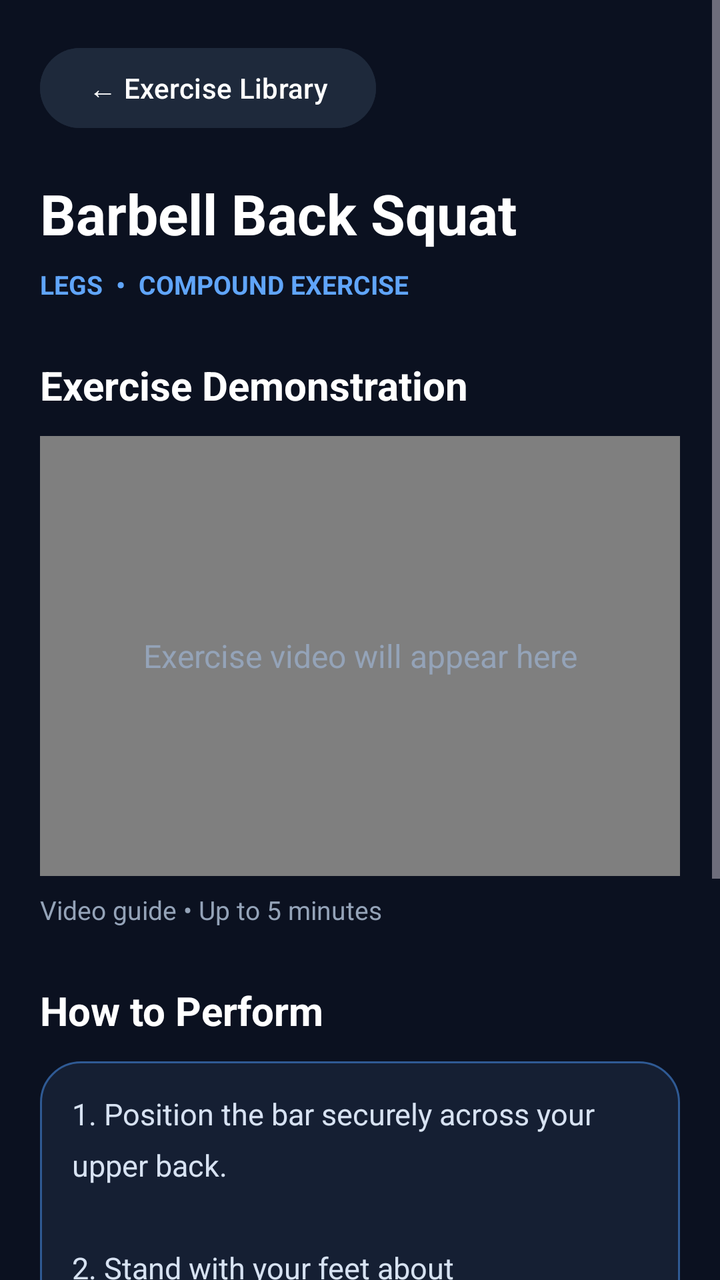
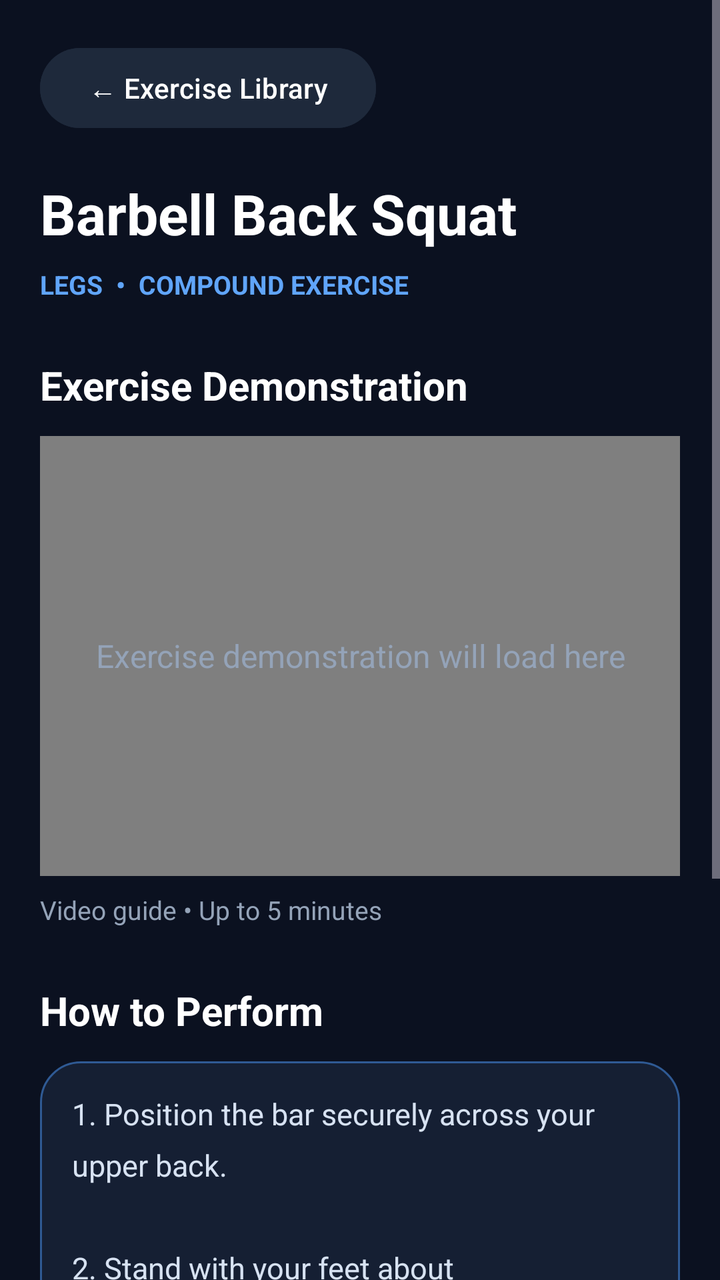

Compare the two renders of this Android layout. The source of the first and the diff that turns it into the second are given below.
<!-- AndroidManifest.xml: application theme Theme.GymTrackerPro -->
<!-- res/layout/activity_exercise_detail.xml -->
<?xml version="1.0" encoding="utf-8"?>
<ScrollView xmlns:android="http://schemas.android.com/apk/res/android"
    android:layout_width="match_parent"
    android:layout_height="match_parent"
    android:background="#0B1120"
    android:fillViewport="true">

    <LinearLayout
        android:layout_width="match_parent"
        android:layout_height="wrap_content"
        android:orientation="vertical"
        android:padding="20dp">

        <Button
            android:id="@+id/buttonBackExercises"
            android:layout_width="wrap_content"
            android:layout_height="wrap_content"
            android:backgroundTint="#1E293B"
            android:text="← Exercise Library"
            android:textColor="#FFFFFF" />

        <TextView
            android:id="@+id/textExerciseTitle"
            android:layout_width="match_parent"
            android:layout_height="wrap_content"
            android:layout_marginTop="20dp"
            android:text="Barbell Back Squat"
            android:textColor="#FFFFFF"
            android:textSize="28sp"
            android:textStyle="bold" />

        <TextView
            android:id="@+id/textExerciseCategory"
            android:layout_width="match_parent"
            android:layout_height="wrap_content"
            android:layout_marginTop="8dp"
            android:text="LEGS  •  COMPOUND EXERCISE"
            android:textColor="#60A5FA"
            android:textSize="13sp"
            android:textStyle="bold" />

        <TextView
            android:layout_width="match_parent"
            android:layout_height="wrap_content"
            android:layout_marginTop="28dp"
            android:text="Exercise Demonstration"
            android:textColor="#FFFFFF"
            android:textSize="20sp"
            android:textStyle="bold" />

        <FrameLayout
            android:layout_width="match_parent"
            android:layout_height="220dp"
            android:layout_marginTop="12dp"
            android:background="#151F33">

            <VideoView
                android:id="@+id/videoExerciseDemo"
                android:layout_width="match_parent"
                android:layout_height="match_parent" />

            <TextView
                android:id="@+id/textVideoPlaceholder"
                android:layout_width="match_parent"
                android:layout_height="match_parent"
                android:gravity="center"
                android:padding="20dp"
                android:text="Exercise video will appear here"
                android:textColor="#94A3B8"
                android:textSize="16sp" />

        </FrameLayout>

        <TextView
            android:id="@+id/textVideoDuration"
            android:layout_width="match_parent"
            android:layout_height="wrap_content"
            android:layout_marginTop="8dp"
            android:text="Video guide • Up to 5 minutes"
            android:textColor="#94A3B8"
            android:textSize="13sp" />

        <TextView
            android:layout_width="match_parent"
            android:layout_height="wrap_content"
            android:layout_marginTop="28dp"
            android:text="How to Perform"
            android:textColor="#FFFFFF"
            android:textSize="20sp"
            android:textStyle="bold" />

        <TextView
            android:id="@+id/textExerciseInstructions"
            android:layout_width="match_parent"
            android:layout_height="wrap_content"
            android:layout_marginTop="12dp"
            android:background="@drawable/bg_card"
            android:lineSpacingExtra="8dp"
            android:padding="16dp"
            android:text="1. Position the bar securely across your upper back.\n\n2. Stand with your feet about shoulder-width apart.\n\n3. Bend your hips and knees while keeping your back controlled.\n\n4. Push through your feet to return to standing."
            android:textColor="#D7E2F2"
            android:textSize="15sp" />

        <TextView
            android:layout_width="match_parent"
            android:layout_height="wrap_content"
            android:layout_marginTop="20dp"
            android:layout_marginBottom="20dp"
            android:text="Use a manageable weight and maintain proper technique."
            android:textColor="#94A3B8"
            android:textSize="13sp" />

    </LinearLayout>

</ScrollView>
<!-- resources referenced by this layout -->
<resources>
  <!-- drawable bg_card (drawable) -->
  <?xml version="1.0" encoding="utf-8"?>
  <shape xmlns:android="http://schemas.android.com/apk/res/android" android:shape="rectangle">
      <solid android:color="@color/gt_surface" />
      <corners android:radius="20dp" />
      <stroke android:width="1dp" android:color="@color/gt_stroke" />
  </shape>
  <style name="Theme.GymTrackerPro" parent="Base.Theme.GymTrackerPro" />
  <color name="gt_surface">#151F33</color>
  <color name="gt_stroke">#2F5A94</color>
  <style name="Base.Theme.GymTrackerPro" parent="Theme.Material3.Dark.NoActionBar">
          <item name="colorPrimary">@color/gt_blue</item>
          <item name="colorSurface">@color/gt_surface</item>
          <item name="android:windowBackground">@color/gt_background</item>
  
          
          <item name="android:statusBarColor">@color/gt_background</item>
          <item name="android:navigationBarColor">@color/gt_background</item>
          <item name="android:windowLightStatusBar">false</item>
      </style>
  <color name="gt_blue">#60A5FA</color>
  <color name="gt_background">#0B1120</color>
</resources>

<!-- the commit's change to res/layout/activity_exercise_detail.xml (unified diff, before → after) -->
@@ -48,6 +48,7 @@
             android:textSize="20sp"
             android:textStyle="bold" />
 
+
         <FrameLayout
             android:layout_width="match_parent"
             android:layout_height="220dp"
@@ -65,11 +66,12 @@
                 android:layout_height="match_parent"
                 android:gravity="center"
                 android:padding="20dp"
-                android:text="Exercise video will appear here"
+                android:text="Exercise demonstration will load here"
                 android:textColor="#94A3B8"
                 android:textSize="16sp" />
 
         </FrameLayout>
+
 
         <TextView
             android:id="@+id/textVideoDuration"
